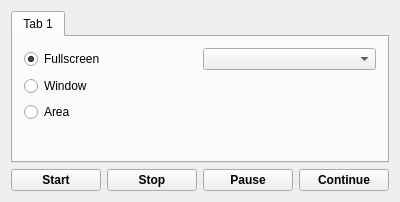
This is mainwindow.ui in vkohaupt/vokoscreenNG as Qt 5 draws it before an edit. The edited form follows.
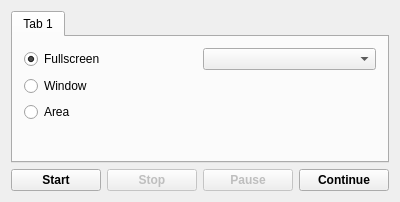
This is the edited form.

Commit message: buttons connect

The edit to the form file:
```diff
--- a/mainwindow.ui
+++ b/mainwindow.ui
@@ -90,6 +90,9 @@
       </item>
       <item>
        <widget class="QPushButton" name="pushButtonStop">
+        <property name="enabled">
+         <bool>false</bool>
+        </property>
         <property name="font">
          <font>
           <weight>75</weight>
@@ -103,6 +106,9 @@
       </item>
       <item>
        <widget class="QPushButton" name="pushButtonPause">
+        <property name="enabled">
+         <bool>false</bool>
+        </property>
         <property name="font">
          <font>
           <weight>75</weight>
```
The commit also changes 2 other files.
